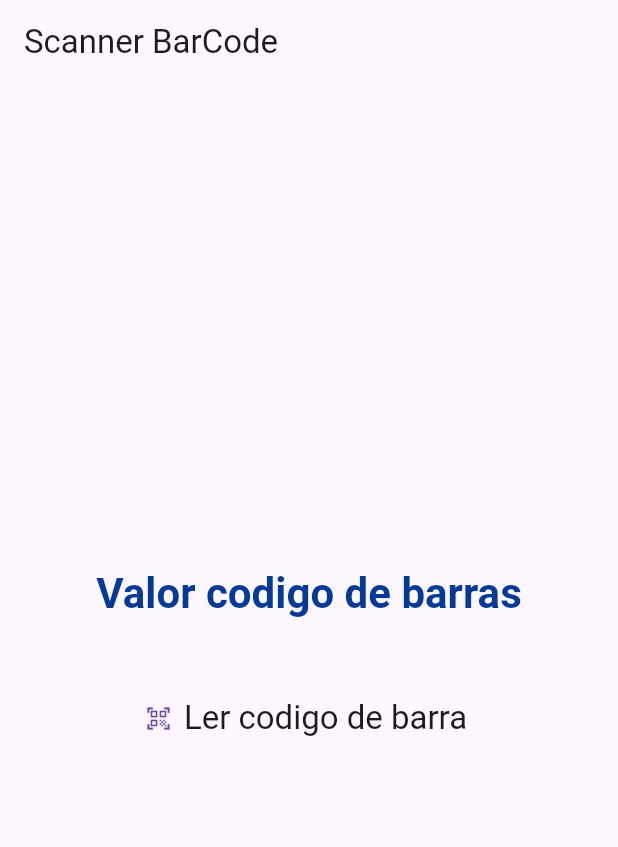
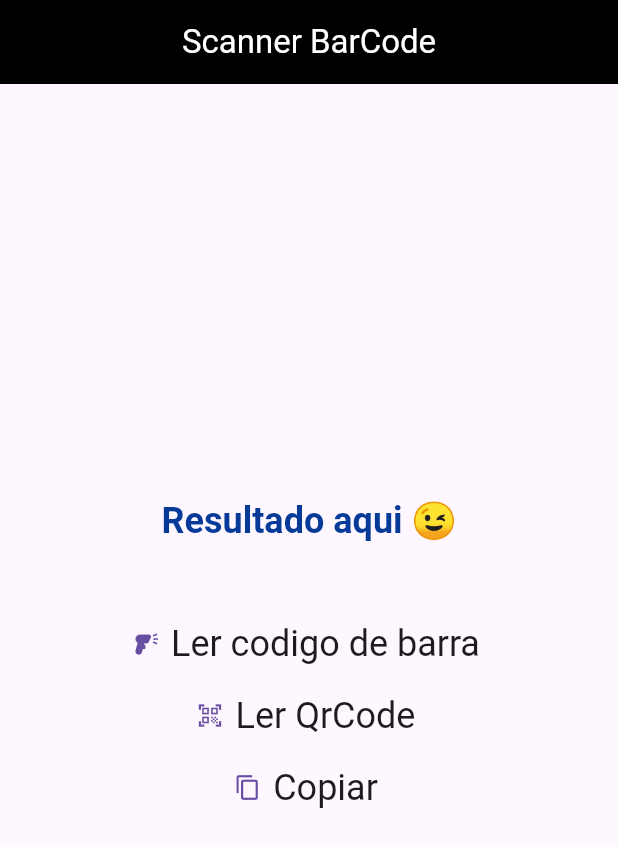
Before and after one commit to cleidson-cmd/Ler-QRCode_CodBarraFlutter, a Flutter app: the screen it shows after launch, after a tap on "Ler codigo de barra", on a phone screen of 412 x 824 dp. Shown: the top 847 px of the screen. Run offline on Flutter 3.47's test engine with Material 3 defaults, Android fonts, the phone set to English and light mode, and no system bars; our stand-ins replace get; missing offline and left inert: flutter_barcode_scanner.

Commit message:
adionoei leitor qrcode e botão para copiar

```diff
--- a/lib/home_controller.dart
+++ b/lib/home_controller.dart
@@ -2,6 +2,7 @@ import 'package:flutter/animation.dart';
 import 'package:flutter/material.dart';
 import 'package:flutter_barcode_scanner/flutter_barcode_scanner.dart';
 import 'package:get/get.dart';
+import 'package:qrcode/home_page.dart';
 
 class HomeController extends GetxController {
   var valorCodigoBarra = '';
@@ -19,6 +20,25 @@ class HomeController extends GetxController {
     } else {
       // caso contrario ele conseguiu ler
       valorCodigoBarra = barcodeScanRes;
+      Home.resultado = valorCodigoBarra;
+      update(); //update faz parte do pacode GetX e ele atualiza a variavel para que reconstrua esse valor nas telas que estão usando ela dentro do GetBuilder
+    }
+  }
+
+  Future<void> scannearQrCode() async {
+    String barcodeScanRes = await FlutterBarcodeScanner.scanBarcode(
+        '#ff6666', 'Cancelar', true, ScanMode.QR);
+    //cor, nome botão cancelar, botão para abrir flash do celular, scanmode define se é qrcode ou code barra
+    if (barcodeScanRes == "-1") {
+      //se retornar -1 é porque o scanner foi cancelado ou interrompido e não conseguiu concluir a leitura
+      Get.snackbar(
+        "Aviso",
+        "Scanner Cancelado",
+      );
+    } else {
+      // caso contrario ele conseguiu ler
+      valorCodigoBarra = barcodeScanRes;
+      Home.resultado = valorCodigoBarra;
       update(); //update faz parte do pacode GetX e ele atualiza a variavel para que reconstrua esse valor nas telas que estão usando ela dentro do GetBuilder
     }
   }
--- a/lib/home_page.dart
+++ b/lib/home_page.dart
@@ -1,8 +1,10 @@
 import 'package:flutter/material.dart';
 import 'package:get/get.dart';
 import 'package:qrcode/home_controller.dart';
+import 'package:qrcode/ultil.dart';
 
 class Home extends StatelessWidget {
+  static String resultado = '';
   Home({super.key}) {
     //chamando minha Hme controler a partir do construtor
     Get.put(HomeController());
@@ -12,16 +14,20 @@ class Home extends StatelessWidget {
   Widget build(BuildContext context) {
     return Scaffold(
       appBar: AppBar(
-          title: const Text(
-        "Scanner BarCode",
-      )),
+          backgroundColor: Colors.black,
+          title: const Center(
+            child: Text("Scanner BarCode",
+                style: TextStyle(
+                  color: Colors.white,
+                )),
+          )),
       body: SizedBox.expand(
         child: Column(mainAxisAlignment: MainAxisAlignment.center, children: [
           Text(
-            "Valor codigo de barras",
-            style: Get.theme.textTheme.headline4!.copyWith(
+            "Resultado aqui 😉",
+            style: Get.theme.textTheme.headlineSmall!.copyWith(
                 fontWeight: FontWeight.bold,
-                color: Color.fromARGB(255, 6, 58, 153)),
+                color: const Color.fromARGB(255, 6, 58, 153)),
           ),
           GetBuilder<HomeController>(
               //getbuilder reconstroi a tela sempre que a varialvel tem seu valor modificado
@@ -30,19 +36,32 @@ class Home extends StatelessWidget {
               builder: (controller) {
                 return Text(
                   controller.valorCodigoBarra, //variavel do meu controller
-                  style: Get.theme.textTheme.headline5,
+                  style: Get.theme.textTheme.headlineSmall,
                 );
               }),
-          SizedBox(
+          const SizedBox(
             height: 10,
           ),
           TextButton.icon(
               onPressed: () {
                 Get.find<HomeController>().scannearCode();
               },
-              icon: Icon(Icons.qr_code_scanner),
+              icon: const Icon(Icons.barcode_reader),
               label: Text("Ler codigo de barra",
-                  style: Get.theme.textTheme.headline6))
+                  style: Get.theme.textTheme.headlineSmall)),
+          TextButton.icon(
+              onPressed: () {
+                Get.find<HomeController>().scannearQrCode();
+              },
+              icon: const Icon(Icons.qr_code_scanner),
+              label:
+                  Text("Ler QrCode", style: Get.theme.textTheme.headlineSmall)),
+          TextButton.icon(
+              onPressed: () {
+                ClipBoardHelper.copy(resultado);
+              },
+              icon: const Icon(Icons.copy),
+              label: Text("Copiar", style: Get.theme.textTheme.headlineSmall)),
         ]),
       ),
     );
--- a/lib/main.dart
+++ b/lib/main.dart
@@ -13,6 +13,7 @@ class MyApp extends StatelessWidget {
   @override
   Widget build(BuildContext context) {
     return GetMaterialApp(
+      debugShowCheckedModeBanner: false,
       //name= rota; page = pagina a ser carregada ; ferramenta do Getx
       getPages: [GetPage(name: "/", page: () => Home())],
     );
```
Also changed, not shown: lib/ultil.dart (added, +18 -0 lines), pubspec.lock, 3 other files.
